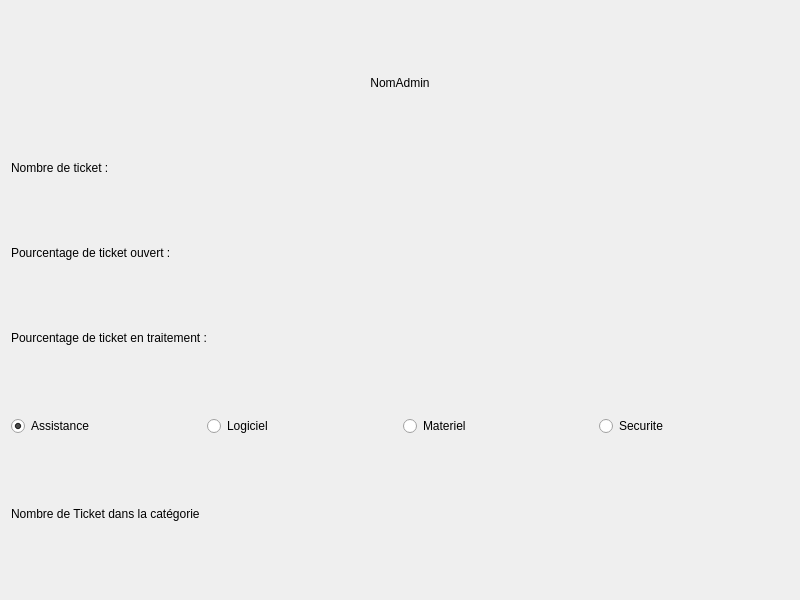
Above: administrateurwidget.ui from madisonnoyer54/EasyTicket before the change. Below: the same form after it.
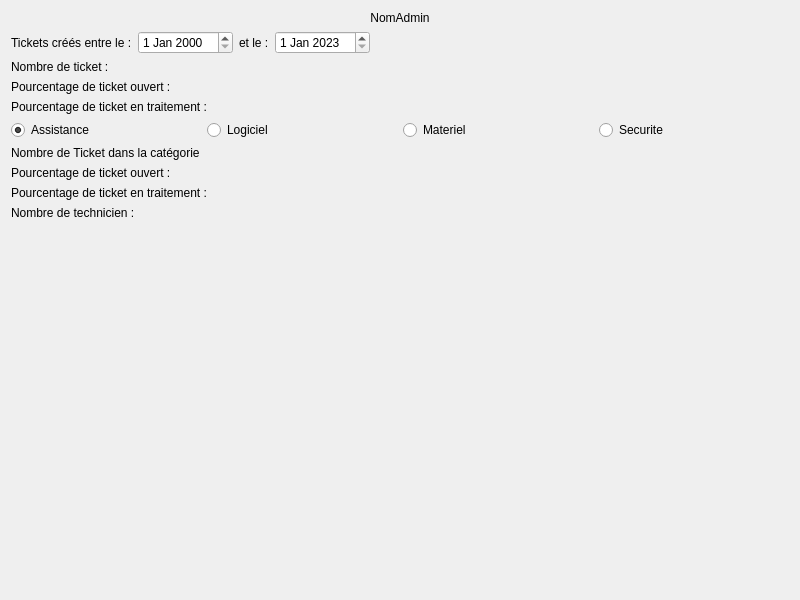
That is the form after the change.

The edit to the form file:
```diff
--- a/administrateurwidget.ui
+++ b/administrateurwidget.ui
@@ -30,6 +30,54 @@
      </property>
     </widget>
    </item>
+   <item>
+    <layout class="QHBoxLayout" name="horizontalLayout_2">
+     <item>
+      <widget class="QLabel" name="label">
+       <property name="text">
+        <string>Tickets créés entre le :</string>
+       </property>
+      </widget>
+     </item>
+     <item>
+      <widget class="QDateEdit" name="dateAvant"/>
+     </item>
+     <item>
+      <widget class="QLabel" name="label_2">
+       <property name="text">
+        <string>et le :</string>
+       </property>
+      </widget>
+     </item>
+     <item>
+      <widget class="QDateEdit" name="dateApres">
+       <property name="dateTime">
+        <datetime>
+         <hour>0</hour>
+         <minute>0</minute>
+         <second>0</second>
+         <year>2023</year>
+         <month>1</month>
+         <day>1</day>
+        </datetime>
+       </property>
+      </widget>
+     </item>
+     <item>
+      <spacer name="horizontalSpacer">
+       <property name="orientation">
+        <enum>Qt::Horizontal</enum>
+       </property>
+       <property name="sizeHint" stdset="0">
+        <size>
+         <width>40</width>
+         <height>20</height>
+        </size>
+       </property>
+      </spacer>
+     </item>
+    </layout>
+   </item>
    <item>
     <widget class="QLabel" name="nbTicket">
      <property name="sizePolicy">
@@ -141,6 +189,40 @@
      </property>
     </widget>
    </item>
+   <item>
+    <widget class="QLabel" name="nbTicketOuvertCateg">
+     <property name="text">
+      <string>Pourcentage de ticket ouvert :</string>
+     </property>
+    </widget>
+   </item>
+   <item>
+    <widget class="QLabel" name="nbTraitementCateg">
+     <property name="text">
+      <string>Pourcentage de ticket en traitement :</string>
+     </property>
+    </widget>
+   </item>
+   <item>
+    <widget class="QLabel" name="nbTech">
+     <property name="text">
+      <string>Nombre de technicien :</string>
+     </property>
+    </widget>
+   </item>
+   <item>
+    <spacer name="verticalSpacer">
+     <property name="orientation">
+      <enum>Qt::Vertical</enum>
+     </property>
+     <property name="sizeHint" stdset="0">
+      <size>
+       <width>20</width>
+       <height>40</height>
+      </size>
+     </property>
+    </spacer>
+   </item>
   </layout>
  </widget>
  <resources/>
```
